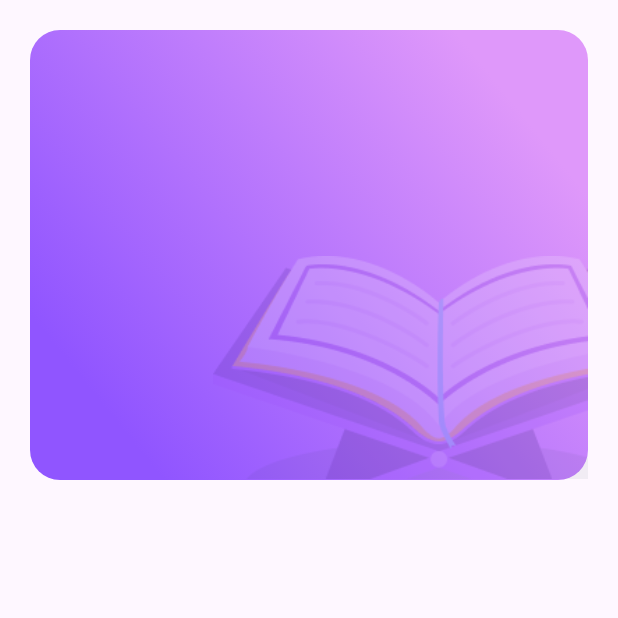
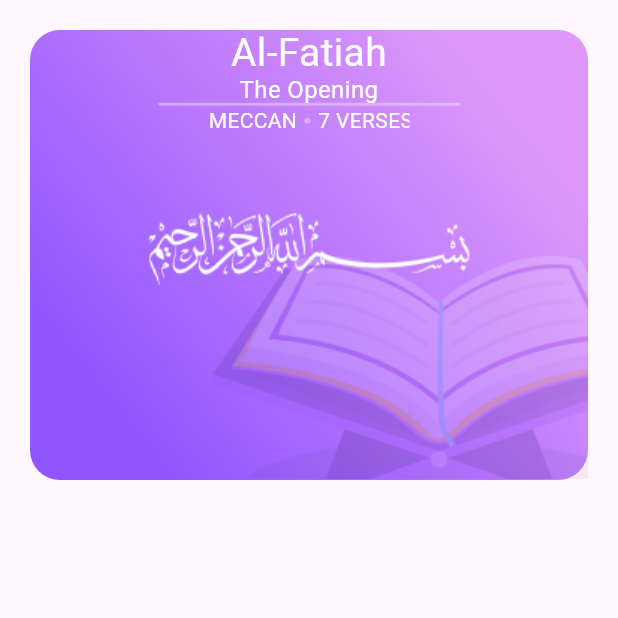
Before and after one commit to Daffaaditya2807/Grup3_Initial_Assessment, a Flutter app: the screen it shows after launch, on a phone screen of 412 x 824 dp, the top half of it. Run offline on Flutter 3.47's test engine with Material 3 defaults, Android fonts, the phone set to English and light mode, and no system bars; Roboto replaces fonts that are missing (Poppins).

Commit message:
second commit

```diff
--- a/lib/quran.dart
+++ b/lib/quran.dart
@@ -25,6 +25,94 @@ class Quran extends StatelessWidget {
                           begin: Alignment(0.71, -0.71),
                           end: Alignment(-0.71, 0.71),
                           colors: [Color(0xFFDF98FA), Color(0xFF9055FF)])),
+                  child: Column(
+                    children: [
+                      Text(
+                        'Al-Fatiah',
+                        textAlign: TextAlign.center,
+                        style: TextStyle(
+                          color: Colors.white,
+                          fontSize: 26,
+                          fontFamily: 'Poppins',
+                          fontWeight: FontWeight.w400,
+                          height: 0,
+                        ),
+                      ),
+                      Text(
+                        'The Opening',
+                        textAlign: TextAlign.center,
+                        style: TextStyle(
+                          color: Colors.white,
+                          fontSize: 16,
+                          fontFamily: 'Poppins',
+                          fontWeight: FontWeight.w400,
+                          height: 0,
+                        ),
+                      ),
+                      Container(
+                        width: 200,
+                        decoration: ShapeDecoration(
+                          shape: RoundedRectangleBorder(
+                            side: BorderSide(
+                              width: 1,
+                              strokeAlign: BorderSide.strokeAlignCenter,
+                              color:
+                                  Colors.white.withOpacity(0.3499999940395355),
+                            ),
+                          ),
+                        ),
+                      ),
+                      Container(
+                        width: 134,
+                        height: 21,
+                        clipBehavior: Clip.antiAlias,
+                        decoration: BoxDecoration(),
+                        child: Row(
+                          mainAxisSize: MainAxisSize.min,
+                          mainAxisAlignment: MainAxisAlignment.start,
+                          crossAxisAlignment: CrossAxisAlignment.center,
+                          children: [
+                            Text(
+                              'MECCAN',
+                              style: TextStyle(
+                                color: Colors.white,
+                                fontSize: 14,
+                                fontFamily: 'Poppins',
+                                fontWeight: FontWeight.w400,
+                                height: 0,
+                              ),
+                            ),
+                            const SizedBox(width: 5),
+                            Container(
+                              width: 4,
+                              height: 4,
+                              decoration: ShapeDecoration(
+                                color: Colors.white
+                                    .withOpacity(0.3499999940395355),
+                                shape: OvalBorder(),
+                              ),
+                            ),
+                            const SizedBox(width: 5),
+                            Text(
+                              '7 VERSES',
+                              style: TextStyle(
+                                color: Colors.white,
+                                fontSize: 14,
+                                fontFamily: 'Poppins',
+                                fontWeight: FontWeight.w400,
+                                height: 0,
+                              ),
+                            ),
+                          ],
+                        ),
+                      ),
+                      Image.asset(
+                        "assets/bismillah.png",
+                        width: 250,
+                        height: 150,
+                      )
+                    ],
+                  ),
                 ),
                 Image.asset(
                   "assets/Quran.png",
--- a/pubspec.yaml
+++ b/pubspec.yaml
@@ -19,7 +19,7 @@ publish_to: "none" # Remove this line if you wish to publish to pub.dev
 version: 1.0.0+1
 
 environment:
-  sdk: ">=3.2.6 <4.0.0"
+  sdk: ">=3.2.3 <4.0.0"
 
 # Dependencies specify other packages that your package needs in order to work.
 # To automatically upgrade your package dependencies to the latest versions
```
Also changed, not shown: pubspec.lock.
